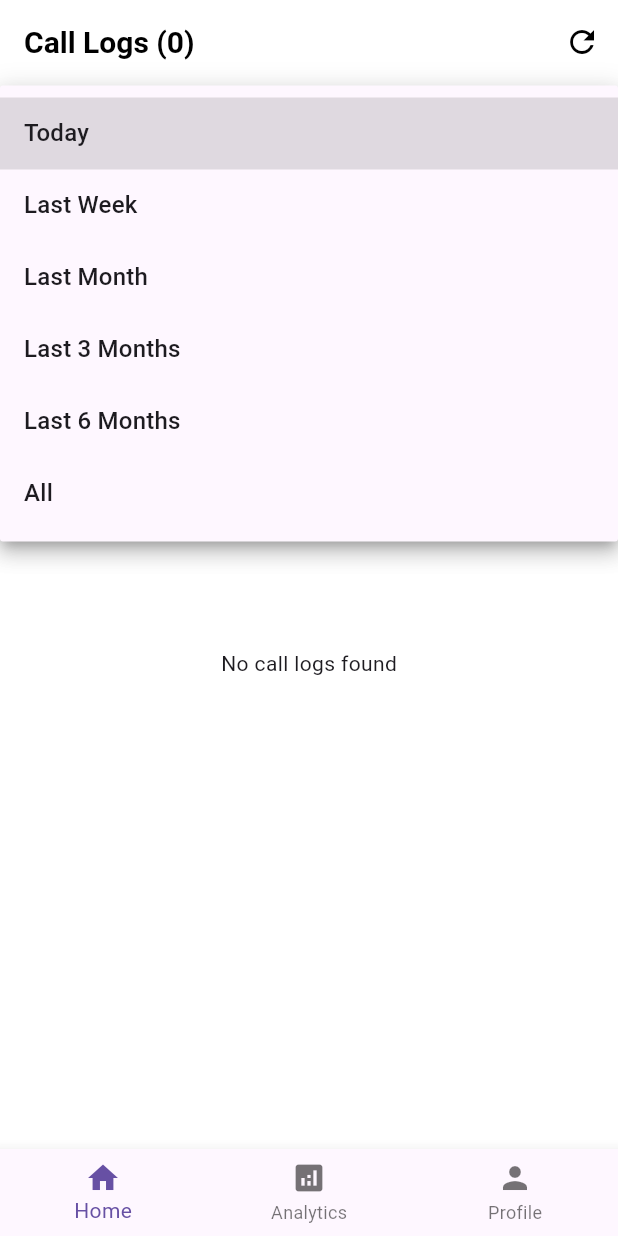
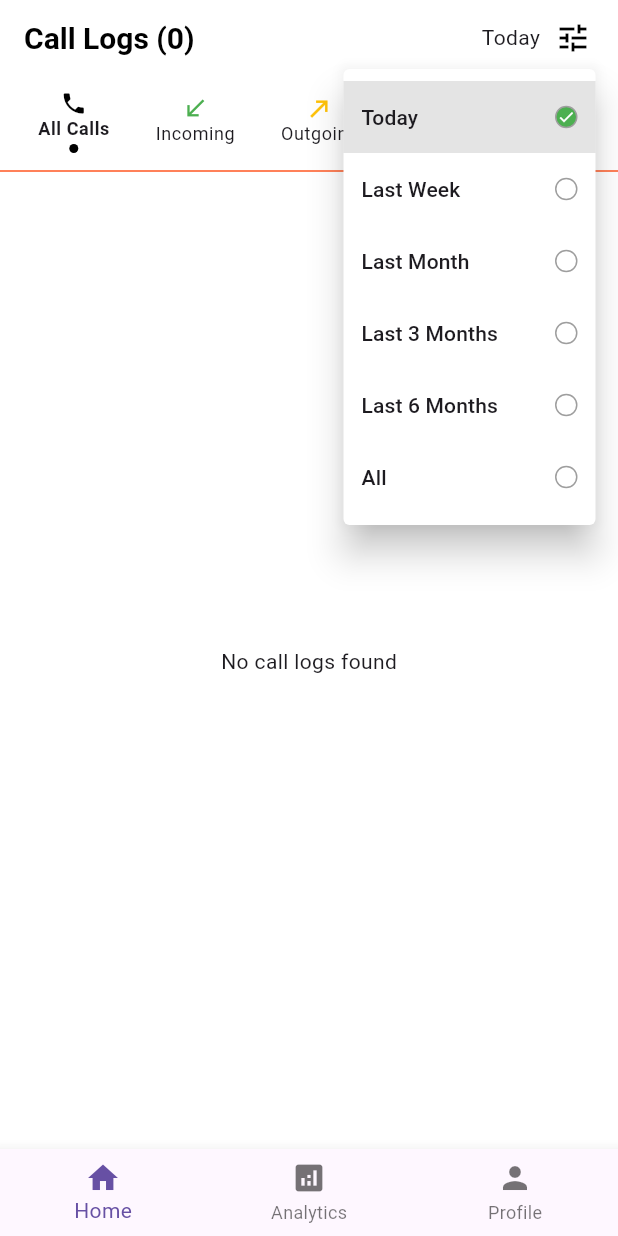
Before and after one commit to flutter-tamilnadu/talk_trace, a Flutter app: the screen it shows after launch, after a tap on "Today", on a phone screen of 412 x 824 dp. Run offline on Flutter 3.47's test engine with Material 3 defaults, Android fonts, the phone set to English and light mode, and no system bars; our stand-ins replace get, get_storage, permission_handler; missing offline and left inert: call_log.

Commit message:
modify appbar and added call filter

```diff
--- a/lib/app/modules/dashboard/controllers/call_log_controller.dart
+++ b/lib/app/modules/dashboard/controllers/call_log_controller.dart
@@ -2,12 +2,16 @@ import 'package:flutter/material.dart';
 import 'package:get/get.dart';
 import 'package:call_log/call_log.dart';
 import 'package:permission_handler/permission_handler.dart';
+import 'package:talk_trace/app/modules/dashboard/models/call_filter_model.dart';
 
 class CallLogController extends GetxController {
   final callLogs = <CallLogEntry>[].obs;
   final filteredLogs = <CallLogEntry>[].obs;
   final isLoading = false.obs;
   final selectedFilter = 'Today'.obs;
+  final selectedCallFilterOptions = CallFilterModel(icon: Icons.phone, color: Colors.black, title: "All Calls").obs;
+
+  final  startDate= DateTime(DateTime.now().year, DateTime.now().month, DateTime.now().day).obs;
 
   final filterOptions = [
     'Today',
@@ -17,6 +21,16 @@ class CallLogController extends GetxController {
     'Last 6 Months',
     'All'
   ];
+
+  final callFilterOptions = [
+   CallFilterModel(icon: Icons.phone, color: Colors.black, title: "All Calls",),
+    CallFilterModel(icon: Icons.call_received, color: Colors.green, title: "Incoming",type: CallType.incoming),
+    CallFilterModel(icon: Icons.call_made_outlined, color: Colors.amber, title: "Outgoing",type: CallType.outgoing),
+    CallFilterModel(icon: Icons.call_missed_outlined, color: Colors.blueGrey, title: "Missed",type: CallType.missed),
+    CallFilterModel(icon: Icons.block, color: Colors.red, title: "Blocked",type: CallType.blocked),
+
+  ];
+
 
   @override
   void onInit() {
@@ -54,23 +68,23 @@ class CallLogController extends GetxController {
   void applyFilter(String filter) {
     selectedFilter.value = filter;
     final now = DateTime.now();
-    DateTime startDate;
+   // DateTime startDate;
 
     switch (filter) {
       case 'Today':
-        startDate = DateTime(now.year, now.month, now.day);
+        startDate.value = DateTime(now.year, now.month, now.day);
         break;
       case 'Last Week':
-        startDate = now.subtract(Duration(days: 7));
+        startDate.value = now.subtract(Duration(days: 7));
         break;
       case 'Last Month':
-        startDate = DateTime(now.year, now.month - 1, now.day);
+        startDate.value = DateTime(now.year, now.month - 1, now.day);
         break;
       case 'Last 3 Months':
-        startDate = DateTime(now.year, now.month - 3, now.day);
+        startDate.value = DateTime(now.year, now.month - 3, now.day);
         break;
       case 'Last 6 Months':
-        startDate = DateTime(now.year, now.month - 6, now.day);
+        startDate.value = DateTime(now.year, now.month - 6, now.day);
         break;
       case 'All':
       default:
@@ -80,7 +94,7 @@ class CallLogController extends GetxController {
     filteredLogs.assignAll(
         callLogs.where((log) =>
         log.timestamp != null &&
-            DateTime.fromMillisecondsSinceEpoch(log.timestamp!).isAfter(startDate.subtract(const Duration(seconds: 1)))
+            DateTime.fromMillisecondsSinceEpoch(log.timestamp!).isAfter(startDate.value.subtract(const Duration(seconds: 1)))
         ).toList()
     );
   }
@@ -136,4 +150,23 @@ class CallLogController extends GetxController {
         return Colors.grey;
     }
   }
+  changeCallFilterOptions(CallFilterModel value){
+    selectedCallFilterOptions.value = value;
+    if(value.type!=null){
+      filteredLogs.assignAll(
+          callLogs.where((log) =>
+          log.timestamp != null &&log.callType==value.type&&
+              DateTime.fromMillisecondsSinceEpoch(log.timestamp!).isAfter(startDate.value.subtract(const Duration(seconds: 1)))
+          ).toList()
+      );
+    }else{
+      filteredLogs.assignAll(
+          callLogs.where((log) =>
+          log.timestamp != null &&
+              DateTime.fromMillisecondsSinceEpoch(log.timestamp!).isAfter(startDate.value.subtract(const Duration(seconds: 1)))
+          ).toList()
+      );
+    }
+
+  }
 }
--- /dev/null
+++ b/lib/app/modules/dashboard/models/call_filter_model.dart
@@ -0,0 +1,16 @@
+import 'package:call_log/call_log.dart';
+import 'package:flutter/cupertino.dart';
+
+class CallFilterModel {
+  final String title;
+  final IconData icon;
+  final Color color;
+  final CallType? type;
+
+  CallFilterModel({
+    required this.icon,
+    required this.color,
+    required this.title,
+    this.type
+  });
+}
--- a/lib/app/modules/dashboard/views/dashboard_call_logs_widget.dart
+++ b/lib/app/modules/dashboard/views/dashboard_call_logs_widget.dart
@@ -10,22 +10,122 @@ class CallLogsWidget extends GetView<CallLogController> {
   Widget build(BuildContext context) {
     return Scaffold(
       appBar: AppBar(
+        surfaceTintColor: Colors.transparent,
         backgroundColor: Colors.white,
         centerTitle: false,
         title: Obx(() {
           return Text(
-              'Call Logs (${controller.filteredLogs.length.toString()})');
+            'Call Logs (${controller.filteredLogs.length.toString()})',
+          );
         }),
         actions: [
-          IconButton(
-            icon: Icon(Icons.refresh),
-            onPressed: controller.requestPermissionAndGetLogs,
+          Obx(() {
+            return PopupMenuButton<String>(
+              surfaceTintColor: Colors.white,
+              color: Colors.white,
+              offset: Offset(-5, 45),
+              elevation: 10,
+              icon: Row(
+                spacing: 10,
+                children: [
+                  Text(controller.selectedFilter.value),
+                  Icon(Icons.tune),
+                ],
+              ),
+              initialValue: controller.selectedFilter.value,
+              onSelected: (String value) {
+                if (value.isNotEmpty) {
+                  controller.applyFilter(value);
+                }
+              },
+              itemBuilder: (BuildContext context) => <PopupMenuEntry<String>>[
+                ...controller.filterOptions.map((String value) {
+                  return PopupMenuItem<String>(
+                    value: value,
+                    child: Row(
+                      mainAxisAlignment: MainAxisAlignment.spaceBetween,
+                      children: [
+                        Text(value),
+                        Container(
+                          height: 15,
+                          width: 15,
+                          decoration: BoxDecoration(
+                            shape: BoxShape.circle,
+                            color: controller.selectedFilter.value == value
+                                ? Colors.green
+                                : Colors.transparent,
+                            border: Border.all(color: Colors.grey),
+                          ),
+                          alignment: Alignment.center,
+                          child: Icon(
+                            Icons.done,
+                            size: 12,
+                            color: Colors.white,
+                          ),
+                        ),
+                      ],
+                    ),
+                  );
+                }),
+              ],
+            );
+          }),
+          SizedBox(width: 10),
+        ],
+        bottom: PreferredSize(
+          preferredSize: const Size.fromHeight(60.0),
+          child: Column(
+            children: [
+              Padding(
+                padding: EdgeInsets.symmetric(horizontal: 10, vertical: 10),
+                child: Obx(
+                  () => Row(
+                    mainAxisAlignment: MainAxisAlignment.spaceAround,
+                    children: controller.callFilterOptions
+                        .map(
+                          (item) => GestureDetector(
+                            onTap: () {
+                              controller.changeCallFilterOptions(item);
+                            },
+                            child: Column(
+                              mainAxisAlignment: MainAxisAlignment.spaceAround,
+                              children: [
+                                Icon(item.icon, size: 18, color: item.color),
+                                Text(
+                                  item.title,
+                                  style: Get.textTheme.bodySmall?.copyWith(fontWeight: controller
+                                      .selectedCallFilterOptions
+                                      .value
+                                      .title ==
+                                      item.title?FontWeight.bold:FontWeight.normal),
+                                ),
+                                SizedBox(height: 2),
+                                controller
+                                            .selectedCallFilterOptions
+                                            .value
+                                            .title ==
+                                        item.title
+                                    ? CircleAvatar(
+                                        radius: 3,
+                                        backgroundColor: Colors.black,
+                                      )
+                                    : SizedBox(),
+                              ],
+                            ),
+                          ),
+                        )
+                        .toList(),
+                  ),
+                ),
+              ),
+              Divider(height: 4, color: Colors.deepOrange),
+            ],
           ),
-        ],
+        ),
       ),
       body: Column(
         children: [
-          _buildFilterDropdown(),
+          // _buildFilterDropdown(),
           Expanded(
             child: Obx(() {
               if (controller.isLoading.value) {
@@ -49,33 +149,4 @@ class CallLogsWidget extends GetView<CallLogController> {
       ),
     );
   }
-
-  Widget _buildFilterDropdown() {
-    return Padding(
-      padding: const EdgeInsets.only(top: 8.0,left: 8,right: 8,bottom: 4),
-      child: SizedBox(
-        height: 50,
-        child: Obx(() =>
-            DropdownButtonFormField<String>(
-              value: controller.selectedFilter.value,
-              items: controller.filterOptions.map((String value) {
-                return DropdownMenuItem<String>(
-                  value: value,
-                  child: Text(value),
-                );
-              }).toList(),
-              onChanged: (value) {
-                if (value != null) {
-                  controller.applyFilter(value);
-                }
-              },
-              decoration: InputDecoration(
-                labelText: 'Filter by',
-                border: OutlineInputBorder(),
-              ),
-            )),
-      ),
-    );
-  }
-
 }
--- a/lib/app/modules/dashboard/views/dashboard_view.dart
+++ b/lib/app/modules/dashboard/views/dashboard_view.dart
@@ -3,7 +3,12 @@ import 'package:get/get.dart';
 import '../controllers/dashboard_controller.dart';
 import 'dashboard_call_logs_widget.dart';
 
-class DashboardView extends GetView<DashboardController> {
+
+
+
+class DashboardView extends StatelessWidget {
+
+  DashboardController controller = Get.find();
   @override
   Widget build(BuildContext context) {
     return Scaffold(
--- a/lib/app/modules/details/controllers/call_log_detail_controller.dart
+++ b/lib/app/modules/details/controllers/call_log_detail_controller.dart
@@ -138,4 +138,5 @@ class CallLogDetailController extends GetxController {
         return Colors.grey;
     }
   }
+
 }
--- a/lib/app/modules/details/views/call_details_view.dart
+++ b/lib/app/modules/details/views/call_details_view.dart
@@ -13,33 +13,23 @@ class CallDetailsView extends GetView<CallLogDetailController> {
     final number = args['number'];
 
     return Scaffold(
-      body: Column(
-        children: [
-          Padding(
-            padding: const EdgeInsets.only(top: 56,left: 20),
-            child: Row(
-              crossAxisAlignment: CrossAxisAlignment.start,
-              children: [
-                Icon(Icons.arrow_back),
-                SizedBox(width: 20),
-                Column(
+      appBar: AppBar(
+        centerTitle: false,
+        title: Column(
           crossAxisAlignment: CrossAxisAlignment.start,
           children: [
             Text(
-                      name,
+              name??"",
               style: TextStyle(
                 fontWeight: FontWeight.bold,
                 fontSize: 16, // optional
               ),
             ),
-                    Text(number,style: TextStyle(fontSize: 12),),
+            Text(number, style: TextStyle(fontSize: 12)),
           ],
         ),
-              ]
       ),
-          ),
-          Expanded(
-            child: Obx(() {
+      body: Obx(() {
         if (controller.isLoading.value) {
           return Center(child: CircularProgressIndicator());
         }
@@ -49,6 +39,7 @@ class CallDetailsView extends GetView<CallLogDetailController> {
 
         return ListView.builder(
           shrinkWrap: true,
+          padding: EdgeInsets.zero,
           itemCount: controller.filteredLogs.length,
           itemBuilder: (context, index) {
             final log = controller.filteredLogs[index];
@@ -56,9 +47,6 @@ class CallDetailsView extends GetView<CallLogDetailController> {
           },
         );
       }),
-          ),
-        ],
-      ),
     );
   }
 }
```
Also changed, not shown: 4 other files. Lines whose indentation alone changed are shown as unchanged.
